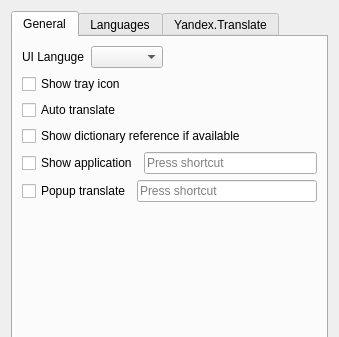
Above: src/settings.ui from georgyfarniev/litetran-qt before the change; both pictures show x 0 to 339 and y 0 to 337 of the 339 by 524 pixel window. Below: the same form after it.
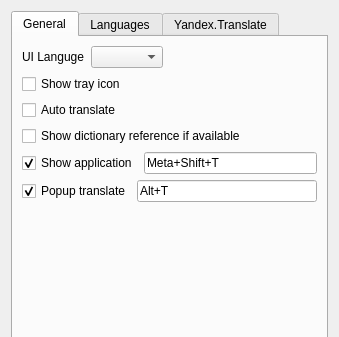
That is the form after the change. The open tabs and pages were chosen to show the change.

Diff of the .ui file:
```diff
--- a/src/settings.ui
+++ b/src/settings.ui
@@ -79,10 +79,17 @@
            <property name="text">
             <string>Show application</string>
            </property>
+           <property name="checked">
+            <bool>true</bool>
+           </property>
           </widget>
          </item>
          <item>
-          <widget class="QKeySequenceEdit" name="keySequenceEdit"/>
+          <widget class="QKeySequenceEdit" name="ShowKeySequence">
+           <property name="keySequence">
+            <string>Meta+Shift+T</string>
+           </property>
+          </widget>
          </item>
         </layout>
        </item>
@@ -93,10 +100,17 @@
            <property name="text">
             <string>Popup translate</string>
            </property>
+           <property name="checked">
+            <bool>true</bool>
+           </property>
           </widget>
          </item>
          <item>
-          <widget class="QKeySequenceEdit" name="keySequenceEdit_2"/>
+          <widget class="QKeySequenceEdit" name="PopupKeySequence">
+           <property name="keySequence">
+            <string>Alt+T</string>
+           </property>
+          </widget>
          </item>
         </layout>
        </item>
```
Left out of the diff: 44 changed lines with no effect on the pictures.
